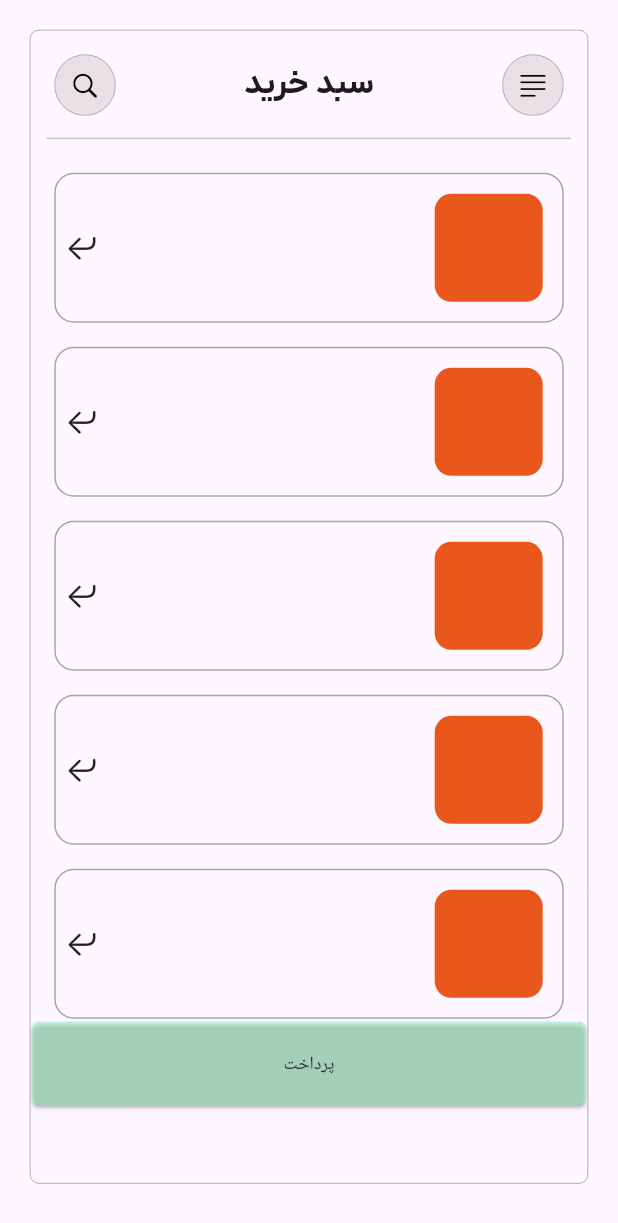
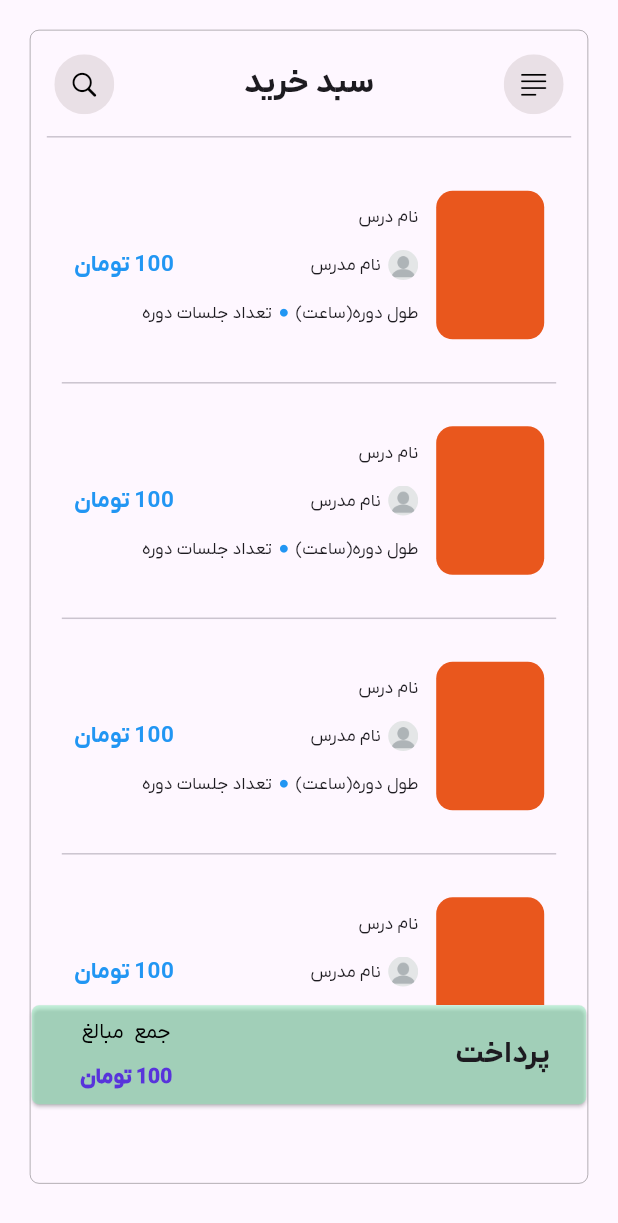
Before and after one commit to mehrdadMP/Course-Shop, a Flutter app: the CartScreen widget shown alone on an empty page, opened directly, on a phone screen of 412 x 824 dp. Shown: the top 1223 px of the screen. Run offline on Flutter 3.47's test engine with Material 2 defaults, Android fonts, the phone set to English and light mode, and no system bars; our stand-ins replace carousel_slider, custom_sliding_segmented_control, percent_indicator, persistent_bottom_nav_bar; missing offline and left inert: flutter_dialogs.

Commit message:
I made the cart page completely. I also made some small changes, including: the ability to select the border of icon-buttons, as well as the border of list items and...

```diff
--- a/lib/cart_screen.dart
+++ b/lib/cart_screen.dart
@@ -23,14 +23,14 @@
         _FirstRow(textStyle: textStyle),
         MyAppDivider(mainPadding: EdgeInsets.fromLTRB(10, 7, 10, 7)),
         _SecondRow(contextSize: contextSize, textStyle: textStyle),
-        _ForthRow(contextSize: contextSize, textStyle: textStyle),
+        _ThirdRow(contextSize: contextSize, textStyle: textStyle),
       ]),
     );
   }
 }
 
-class _ForthRow extends StatelessWidget {
-  const _ForthRow({
+class _ThirdRow extends StatelessWidget {
+  const _ThirdRow({
     super.key,
     required this.contextSize,
     required this.textStyle,
@@ -42,7 +42,7 @@
   @override
   Widget build(BuildContext context) {
     return SizedBox(
-      height: 56,
+      height: 66,
       width: contextSize.width,
       child: ElevatedButton(
           style: ButtonStyle(
@@ -52,7 +52,32 @@
                   RoundedRectangleBorder(
                       borderRadius: BorderRadius.circular(5)))),
           onPressed: () {},
-          child: Text(MyAppTexts.pay, style: textStyle.labelMedium)),
+          child: Row(
+            mainAxisAlignment: MainAxisAlignment.spaceBetween,
+            children: [
+              Text(MyAppTexts.pay,
+                  style: textStyle.labelLarge
+                      ?.copyWith(fontSize: 20, fontWeight: FontWeight.w800)),
+              Padding(
+                padding: const EdgeInsets.all(8.0),
+                child: Column(
+                  mainAxisAlignment: MainAxisAlignment.spaceBetween,
+                  children: [
+                    Text(
+                      MyAppTexts.amountPrice[0],
+                      style: textStyle.labelLarge
+                          ?.copyWith(color: CourseAppTheme.appButtonsTextColor),
+                    ),
+                    Text(
+                      MyAppTexts.amountPrice[1],
+                      style: textStyle.labelLarge?.copyWith(
+                          color: CourseAppTheme.appButtonsTextSecondaryColor,fontWeight: FontWeight.w900),
+                    )
+                  ],
+                ),
+              )
+            ],
+          )),
     );
   }
 }
@@ -72,13 +97,73 @@
     return Padding(
       padding: const EdgeInsets.fromLTRB(15, 0, 15, 0),
       child: My_App_Vertical_ListView(
-          contextSize: contextSize,
-          textStyle: textStyle,
-          row1Children: [],
-          row2Children: [],
-          row3Children: [],
-          hight: contextSize.height - 250,
-          itemsHight: 100),
+        contextSize: contextSize,
+        textStyle: textStyle,
+        hight: contextSize.height - 260,
+        itemsHight: 125,
+        setDividerBetweenItems: true,
+        setBorder: false,
+        setLeftArrowButton: false,
+        row1Children: [
+          Text(
+            MyAppTexts.courseName,
+            style: textStyle.bodySmall?.copyWith(fontSize: 11.5),
+          ),
+        ],
+        row2Children: [
+          Row(
+            children: [
+              ClipRRect(
+                  borderRadius: BorderRadius.circular(10),
+                  child: SizedBox(
+                    width: 20,
+                    height: 20,
+                    child:
+                        Image.asset('assets/images/blank-profile-picture.png'),
+                  )),
+              Padding(
+                padding: EdgeInsets.fromLTRB(0, 0, 5, 0),
+                child: Text(
+                  MyAppTexts.teacherName,
+                  style: textStyle.bodySmall?.copyWith(fontSize: 11.5),
+                ),
+              )
+            ],
+          ),
+          Padding(
+            padding: const EdgeInsets.fromLTRB(0, 0, 5, 0),
+            child: Row(
+              mainAxisAlignment: MainAxisAlignment.spaceBetween,
+              children: [
+                Text(MyAppTexts.coursePrice,
+                    style: textStyle.bodySmall?.copyWith(
+                        color: CourseAppTheme.appFifthColor, fontSize: 15,fontWeight: FontWeight.w800)),
+              ],
+            ),
+          ),
+        ],
+        row3Children: [
+          Padding(
+            padding: const EdgeInsets.fromLTRB(5, 0, 0, 0),
+            child: Text(
+              MyAppTexts.courseLength,
+              style: textStyle.bodySmall?.copyWith(fontSize: 11.5),
+            ),
+          ),
+          Icon(
+            CupertinoIcons.circle_fill,
+            color: CourseAppTheme.appFifthColor,
+            size: 6,
+          ),
+          Padding(
+            padding: const EdgeInsets.fromLTRB(0, 0, 5, 0),
+            child: Text(
+              MyAppTexts.courseSessionsNumber,
+              style: textStyle.bodySmall?.copyWith(fontSize: 11.5),
+            ),
+          ),
+        ],
+      ),
     );
   }
 }
@@ -99,12 +184,19 @@
         mainAxisAlignment: MainAxisAlignment.spaceBetween,
         children: [
           MyAppIconButton(
-              iconData: CupertinoIcons.text_justifyleft, onTap: () {}),
+            iconData: CupertinoIcons.text_justifyleft,
+            onTap: () {},
+            setBorder: false,
+          ),
           Text(
             MyAppTexts.paymentCart,
             style: textStyle.titleLarge,
           ),
-          MyAppIconButton(iconData: CupertinoIcons.search, onTap: () {})
+          MyAppIconButton(
+            iconData: CupertinoIcons.search,
+            onTap: () {},
+            setBorder: false,
+          )
         ],
       ),
     );
--- a/lib/main_screen.dart
+++ b/lib/main_screen.dart
@@ -71,6 +71,10 @@
         contextSize: contextSize,
         textStyle: textStyle,
         hight: contextSize.height - 550,
+        itemsHight: 126,
+        setDividerBetweenItems: true,
+        setBorder: true,
+        setLeftArrowButton: true,
         row1Children: [
           Text(
             MyAppTexts.courseName,
@@ -78,25 +82,33 @@
           ),
         ],
         row2Children: [
+          Row(
+            children: [
               ClipRRect(
                   borderRadius: BorderRadius.circular(10),
                   child: SizedBox(
                     width: 20,
                     height: 20,
-                child: Image.asset('assets/images/blank-profile-picture.png'),
+                    child:
+                        Image.asset('assets/images/blank-profile-picture.png'),
                   )),
+              Padding(
+                padding: const EdgeInsets.fromLTRB(0, 0, 5, 0),
+                child: Text(
+                  MyAppTexts.teacherName,
+                  style: textStyle.bodySmall?.copyWith(fontSize: 11.5),
+                ),
+              ),
+            ],
+          ),
           Padding(
             padding: const EdgeInsets.fromLTRB(0, 0, 5, 0),
             child: Row(
               mainAxisAlignment: MainAxisAlignment.spaceBetween,
               children: [
-                Text(
-                  MyAppTexts.teacherName,
-                  style: textStyle.bodySmall?.copyWith(fontSize: 11.5),
-                ),
                 Text(MyAppTexts.coursePrice,
                     style: textStyle.bodySmall
-                        ?.copyWith(color: CourseAppTheme.appFifthColor)),
+                        ?.copyWith(color: CourseAppTheme.appFifthColor,fontSize: 15)),
               ],
             ),
           ),
@@ -122,7 +134,6 @@
             ),
           ),
         ],
-        itemsHight: 126,
       ),
     );
   }
@@ -445,7 +456,10 @@
                         mainPadding: mainPadding,
                         dialogLabel: MyAppTexts.signInLabel,
                         textFieldCount: 2,
-                        labelTexts: [MyAppTexts.signInEmail, MyAppTexts.signInPassword],
+                        labelTexts: [
+                          MyAppTexts.signInEmail,
+                          MyAppTexts.signInPassword
+                        ],
                         iconsData: [CupertinoIcons.at, CupertinoIcons.lock],
                       ),
                     );
--- a/lib/my_app_texts.dart
+++ b/lib/my_app_texts.dart
@@ -39,4 +39,5 @@
   //cart_screen.dart file texts
   static String pay = ('پرداخت');
   static String paymentCart = ('سبد خرید');
+  static List<String> amountPrice = [('جمع  مبالغ'),('100 تومان')];
 }
--- a/lib/my_courses_screen.dart
+++ b/lib/my_courses_screen.dart
@@ -50,6 +50,9 @@
         contextSize: contextSize,
         textStyle: textStyle,
         hight: contextSize.height - 160,
+        setDividerBetweenItems: true,
+        setBorder: true,
+        setLeftArrowButton: true,
         row1Children: [
           Text(
             MyAppTexts.courseName,
@@ -57,23 +60,30 @@
           )
         ],
         row2Children: [
+          Row(
+            children: [
               ClipRRect(
                   borderRadius: BorderRadius.circular(10),
                   child: SizedBox(
                     width: 20,
                     height: 20,
-                child: Image.asset('assets/images/blank-profile-picture.png'),
+                    child:
+                        Image.asset('assets/images/blank-profile-picture.png'),
                   )),
+              Padding(
+                padding:  const EdgeInsets.fromLTRB(0, 0, 5, 0),
+                child: Text(
+                  MyAppTexts.teacherName,
+                  style: textStyle.bodySmall?.copyWith(fontSize: 11.5),
+                ),
+              ),
+            ],
+          ),
           Padding(
             padding: const EdgeInsets.fromLTRB(0, 0, 5, 0),
             child: Row(
               mainAxisAlignment: MainAxisAlignment.spaceBetween,
-              children: [
-                Text(
-                  MyAppTexts.teacherName,
-                  style: textStyle.bodySmall?.copyWith(fontSize: 11.5),
-                ),
-              ],
+              children: [],
             ),
           )
         ],
@@ -87,7 +97,8 @@
             barRadius: Radius.circular(5),
             isRTL: true,
           )
-        ], itemsHight: 130,
+        ],
+        itemsHight: 130,
       ),
     );
   }
@@ -109,6 +120,7 @@
         MyAppIconButton(
           iconData: CupertinoIcons.search,
           onTap: () {},
+          setBorder: true,
         ),
         Column(
           children: [
@@ -131,6 +143,7 @@
         MyAppIconButton(
           iconData: CupertinoIcons.square_arrow_left,
           onTap: () {},
+          setBorder: true,
         )
       ],
     );
--- a/lib/reusable_widgets/my_app_icon_button.dart
+++ b/lib/reusable_widgets/my_app_icon_button.dart
@@ -5,10 +5,13 @@
 class MyAppIconButton extends StatelessWidget {
   final IconData iconData;
   final Function()? onTap;
+  final bool setBorder;
 
   const MyAppIconButton({
     required this.iconData,
-    super.key, required this.onTap,
+    super.key,
+    required this.onTap,
+    required this.setBorder,
   });
 
   @override
@@ -17,7 +20,9 @@
       type: MaterialType.transparency,
       child: Ink(
         decoration: BoxDecoration(
-          border: Border.all(width: 0.5, color: CourseAppTheme.appBorderColor),
+          border: setBorder == true
+              ? Border.all(width: 0.5, color: CourseAppTheme.appBorderColor)
+              : null,
           color: CourseAppTheme.appThirdColor,
           borderRadius: BorderRadius.circular(100),
         ),
--- a/lib/reusable_widgets/my_app_vertical_listview.dart
+++ b/lib/reusable_widgets/my_app_vertical_listview.dart
@@ -1,4 +1,5 @@
 import 'package:course_shop/reusable_widgets/my_app_bouncing_scroll_physics.dart';
+import 'package:course_shop/reusable_widgets/my_app_divider.dart';
 import 'package:course_shop/theme.dart';
 import 'package:flutter/cupertino.dart';
 import 'package:flutter/material.dart';
@@ -11,6 +12,9 @@
   final List<Widget> row3Children;
   final double? hight;
   final double? itemsHight;
+  final bool setDividerBetweenItems;
+  final bool setBorder;
+  final bool setLeftArrowButton;
 
   ///This widget creates a list containing a number of items.
   ///Each item contains a photo and 3 rows [row1Children],[row2Children],[row3Children] in front of the photo,
@@ -25,6 +29,9 @@
     required this.row3Children,
     required this.hight,
     required this.itemsHight,
+    required this.setDividerBetweenItems,
+    required this.setBorder,
+    required this.setLeftArrowButton,
   });
 
   @override
@@ -44,10 +51,14 @@
                 itemCount: 40,
                 scrollDirection: Axis.vertical,
                 itemBuilder: (context, index) {
-                  return Container(
+                  return Column(
+                    children: [
+                      Container(
                         height: itemsHight,
                         decoration: BoxDecoration(
-                      border: Border.all(color: CourseAppTheme.appBorderColor),
+                          border: setBorder == true
+                              ? Border.all(color: CourseAppTheme.appBorderColor)
+                              : null,
                           borderRadius: BorderRadius.circular(13),
                         ),
                         alignment: Alignment.center,
@@ -61,14 +72,15 @@
                                 width: contextSize.width - 340,
                                 decoration: BoxDecoration(
                                     color: CourseAppTheme.appSecondaryColor,
-                              borderRadius: BorderRadius.circular(11),
-                            ),
+                                    borderRadius: BorderRadius.circular(11)),
                               ),
                               Expanded(
                                 child: Padding(
-                              padding: const EdgeInsets.fromLTRB(0, 10, 5, 10),
+                                  padding:
+                                      const EdgeInsets.fromLTRB(0, 10, 5, 10),
                                   child: Column(
-                                crossAxisAlignment: CrossAxisAlignment.start,
+                                    crossAxisAlignment:
+                                        CrossAxisAlignment.start,
                                     mainAxisAlignment:
                                         MainAxisAlignment.spaceBetween,
                                     children: [
@@ -80,7 +92,7 @@
                                       ),
                                       Padding(
                                         padding: const EdgeInsets.all(7.0),
-                                    child: Row(
+                                        child: Row(mainAxisAlignment: MainAxisAlignment.spaceBetween,
                                           children: row2Children,
                                         ),
                                       ),
@@ -94,11 +106,16 @@
                                   ),
                                 ),
                               ),
-                          Icon(
+                              setLeftArrowButton == true
+                                  ? Icon(
                                       CupertinoIcons.arrow_turn_down_left,
                                       size: 23,
                                     )
+                                  : SizedBox()
                             ]),
+                      ),
+                      _setDivider(),
+                    ],
                   );
                 },
               ),
@@ -108,4 +125,10 @@
       ],
     );
   }
+
+  Widget _setDivider() {
+    return setDividerBetweenItems == true
+        ? MyAppDivider(mainPadding: EdgeInsets.only(left: 5, right: 5))
+        : SizedBox();
   }
+}
--- a/lib/theme.dart
+++ b/lib/theme.dart
@@ -11,13 +11,19 @@
   static final Color appBorderColor = const Color.fromARGB(115, 63, 61, 61);
   static final Color appButtonsColor = Color.fromARGB(115, 133, 241, 182);
   static final Color appButtonsTextColor = Colors.black;
+  static final Color appButtonsTextSecondaryColor =
+      Color.fromARGB(255, 88, 52, 219);
   static final mainPadding = EdgeInsets.fromLTRB(25, 0, 25, 0);
 
   CourseAppTheme();
 
   static ThemeData appTheme() {
     return ThemeData(
-      textTheme: TextTheme(headlineSmall: TextStyle(fontFamily: defaultFont, fontWeight: FontWeight.w600),
+      textTheme: TextTheme(
+        headlineSmall:
+            TextStyle(fontFamily: defaultFont, fontWeight: FontWeight.w600),
+        titleMedium:
+            TextStyle(fontFamily: defaultFont, fontWeight: FontWeight.w700),
         titleLarge:
             TextStyle(fontFamily: defaultFont, fontWeight: FontWeight.w700),
         labelLarge:
```
Lines whose indentation alone changed are shown as unchanged.
